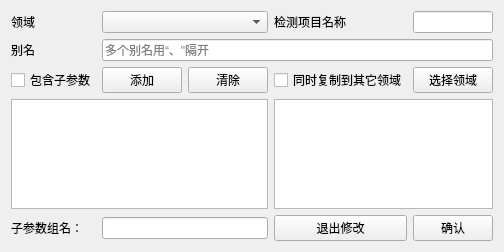
First picture: the form in src/Client/testitemmanager.ui, repository hcc01/ELIMS, before the edit.
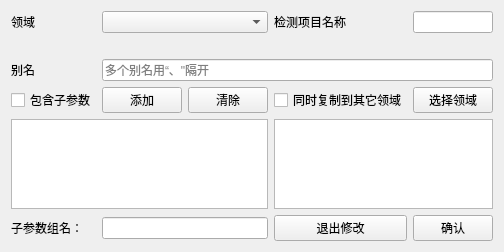
Second picture: the form after the edit.

Patch:
```diff
--- a/src/Client/testitemmanager.ui
+++ b/src/Client/testitemmanager.ui
@@ -14,75 +14,53 @@
    <string>Form</string>
   </property>
   <layout class="QGridLayout" name="gridLayout">
-   <item row="4" column="0" colspan="3">
+   <item row="0" column="3">
+    <widget class="QLabel" name="label_2">
+     <property name="text">
+      <string>检测项目名称</string>
+     </property>
+    </widget>
+   </item>
+   <item row="5" column="0" colspan="3">
     <widget class="QTextBrowser" name="textBrowser"/>
    </item>
-   <item row="0" column="1" colspan="2">
-    <widget class="QComboBox" name="fieldBox"/>
+   <item row="6" column="1" colspan="2">
+    <widget class="QLineEdit" name="subItemGroupEdit">
+     <property name="inputMask">
+      <string/>
+     </property>
+     <property name="text">
+      <string/>
+     </property>
+     <property name="placeholderText">
+      <string/>
+     </property>
+    </widget>
    </item>
-   <item row="5" column="4">
+   <item row="6" column="4">
     <widget class="QPushButton" name="OKBtn">
      <property name="text">
       <string>确认</string>
      </property>
     </widget>
    </item>
-   <item row="3" column="4">
-    <widget class="QPushButton" name="selectFieldBtn">
-     <property name="text">
-      <string>选择领域</string>
-     </property>
-    </widget>
-   </item>
-   <item row="0" column="0">
-    <widget class="QLabel" name="label">
-     <property name="text">
-      <string>领域</string>
-     </property>
-    </widget>
-   </item>
-   <item row="3" column="2">
-    <widget class="QPushButton" name="clearItemBtn">
-     <property name="text">
-      <string>清除</string>
-     </property>
-    </widget>
-   </item>
-   <item row="3" column="1">
-    <widget class="QPushButton" name="selectItemBtn">
-     <property name="text">
-      <string>添加</string>
-     </property>
-    </widget>
-   </item>
    <item row="0" column="4">
     <widget class="QLineEdit" name="testNameEdit"/>
    </item>
-   <item row="4" column="3" colspan="2">
+   <item row="5" column="3" colspan="2">
     <widget class="QListWidget" name="listWidget"/>
    </item>
-   <item row="0" column="3">
-    <widget class="QLabel" name="label_2">
+   <item row="6" column="0">
+    <widget class="QLabel" name="label_5">
      <property name="text">
-      <string>检测项目名称</string>
+      <string>子参数组名：</string>
      </property>
     </widget>
    </item>
-   <item row="1" column="0">
-    <widget class="QLabel" name="label_4">
-     <property name="text">
-      <string>别名</string>
-     </property>
-    </widget>
+   <item row="0" column="1" colspan="2">
+    <widget class="QComboBox" name="fieldBox"/>
    </item>
-   <item row="3" column="3">
-    <widget class="QCheckBox" name="copytoCheck">
-     <property name="text">
-      <string>同时复制到其它领域</string>
-     </property>
-    </widget>
-   </item>
-   <item row="3" column="0">
+   <item row="4" column="0">
     <widget class="QCheckBox" name="subParameterCheck">
      <property name="text">
       <string>包含子参数</string>
@@ -92,21 +70,28 @@
      </property>
     </widget>
    </item>
-   <item row="5" column="0">
-    <widget class="QLabel" name="label_5">
+   <item row="0" column="0">
+    <widget class="QLabel" name="label">
      <property name="text">
-      <string>子参数组名：</string>
+      <string>领域</string>
      </property>
     </widget>
    </item>
-   <item row="5" column="3">
-    <widget class="QPushButton" name="delBtn">
+   <item row="4" column="3">
+    <widget class="QCheckBox" name="copytoCheck">
      <property name="text">
-      <string>退出修改</string>
+      <string>同时复制到其它领域</string>
      </property>
     </widget>
    </item>
-   <item row="1" column="1" colspan="4">
+   <item row="2" column="0">
+    <widget class="QLabel" name="label_4">
+     <property name="text">
+      <string>别名</string>
+     </property>
+    </widget>
+   </item>
+   <item row="2" column="1" colspan="4">
     <widget class="QLineEdit" name="testAliasEdit">
      <property name="inputMask">
       <string/>
@@ -119,15 +104,37 @@
      </property>
     </widget>
    </item>
-   <item row="5" column="1" colspan="2">
-    <widget class="QLineEdit" name="subItemGroupEdit">
-     <property name="inputMask">
-      <string/>
+   <item row="4" column="2">
+    <widget class="QPushButton" name="clearItemBtn">
+     <property name="text">
+      <string>清除</string>
      </property>
+    </widget>
+   </item>
+   <item row="6" column="3">
+    <widget class="QPushButton" name="delBtn">
      <property name="text">
-      <string/>
+      <string>退出修改</string>
      </property>
-     <property name="placeholderText">
+    </widget>
+   </item>
+   <item row="4" column="1">
+    <widget class="QPushButton" name="selectItemBtn">
+     <property name="text">
+      <string>添加</string>
+     </property>
+    </widget>
+   </item>
+   <item row="4" column="4">
+    <widget class="QPushButton" name="selectFieldBtn">
+     <property name="text">
+      <string>选择领域</string>
+     </property>
+    </widget>
+   </item>
+   <item row="1" column="3">
+    <widget class="QLabel" name="IDLable">
+     <property name="text">
       <string/>
      </property>
     </widget>
```
